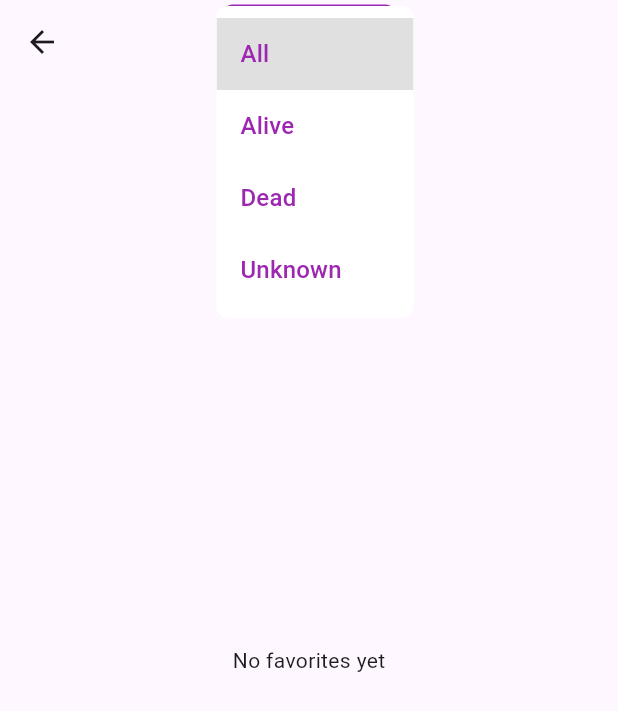
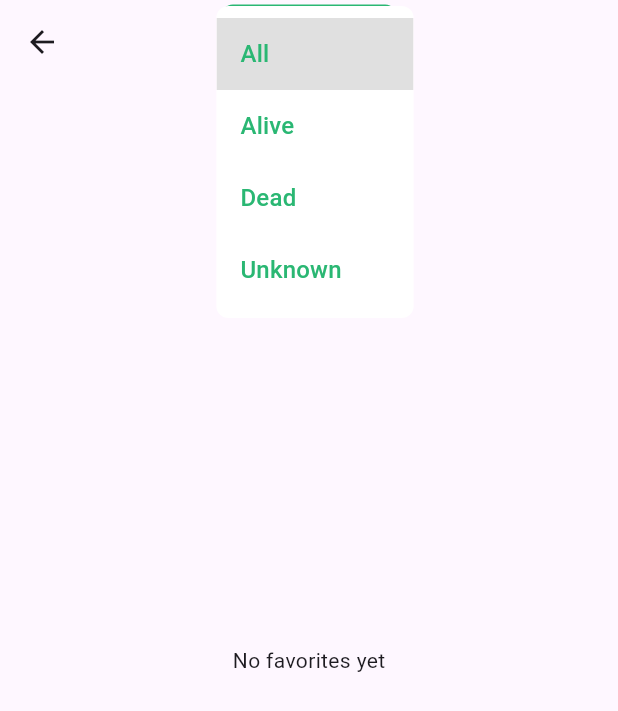
Before and after one commit to lisisisan/rick-and-morty, a Flutter app: the FavoritesListScreen screen opened directly, after a tap on "All", on a phone screen of 412 x 824 dp. Shown: the top 711 px of the screen. Run offline on Flutter 3.47's test engine with Material 3 defaults, Android fonts, the phone set to English and light mode, and no system bars; our stand-ins replace drift, equatable, flutter_bloc; accounts and stored records are empty; generated files the repository leaves out were written again; network calls fail.

Commit message:
feat: add theme and toogle to swith

```diff
--- a/rick_and_morty/lib/features/main/presentation/widgets/character_card.dart
+++ b/rick_and_morty/lib/features/main/presentation/widgets/character_card.dart
@@ -25,7 +25,7 @@ class CharacterCard extends StatelessWidget {
       trailing: IconButton(
         icon: Icon(
           isFavorite ? Icons.star : Icons.star_border_outlined,
-          color: Colors.purple,
+          color: Theme.of(context).primaryColor,
         ),
         onPressed: () => onFavoritePressed(),
       ),
--- a/rick_and_morty/lib/features/main/presentation/widgets/status_dropdown.dart
+++ b/rick_and_morty/lib/features/main/presentation/widgets/status_dropdown.dart
@@ -14,7 +14,7 @@ class StatusDropdown extends StatelessWidget {
           return Container(
             padding: const EdgeInsets.symmetric(horizontal: 12),
             decoration: BoxDecoration(
-              border: Border.all(color: Colors.purple),
+              border: Border.all(color: Theme.of(context).primaryColor),
               borderRadius: BorderRadius.circular(8),
             ),
             child: DropdownButtonHideUnderline(
@@ -26,12 +26,14 @@ class StatusDropdown extends StatelessWidget {
                         value: status,
                         child: Text(
                           status.label,
-                          style: const TextStyle(color: Colors.purple),
+                          style: TextStyle(
+                            color: Theme.of(context).primaryColor,
+                          ),
                         ),
                       );
                     }).toList(),
-                dropdownColor: Colors.white,
-                iconEnabledColor: Colors.purple,
+                dropdownColor: Theme.of(context).cardColor,
+                iconEnabledColor: Theme.of(context).primaryColor,
                 elevation: 0,
                 borderRadius: BorderRadius.circular(8),
                 onChanged: (status) {
```
Also changed, not shown: rick_and_morty/lib/app.dart (+46 -3 lines).
